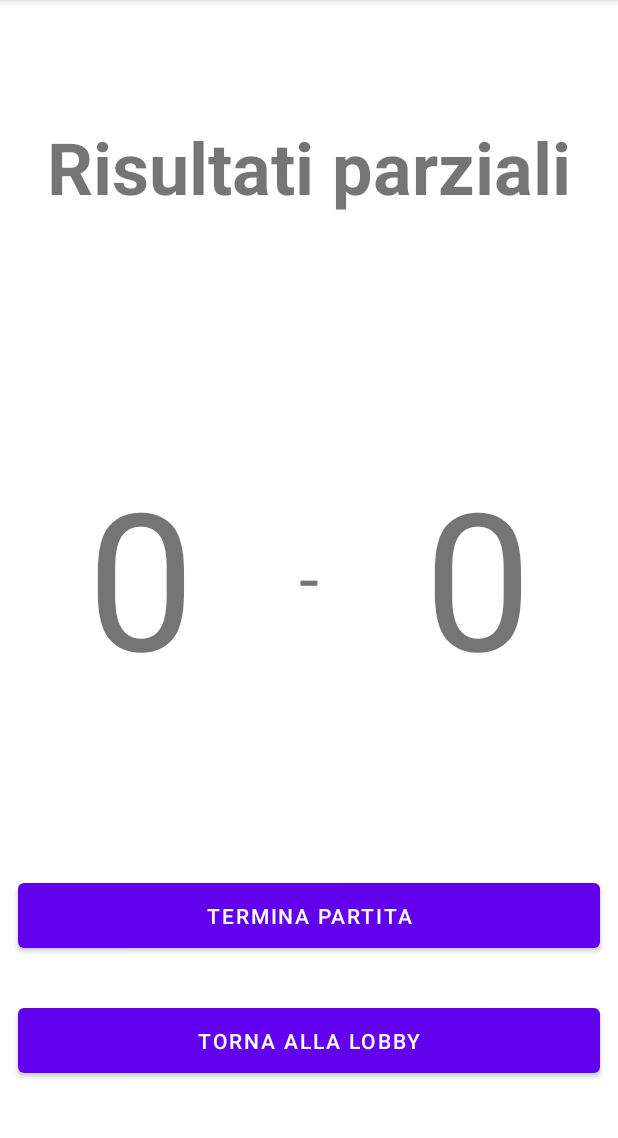
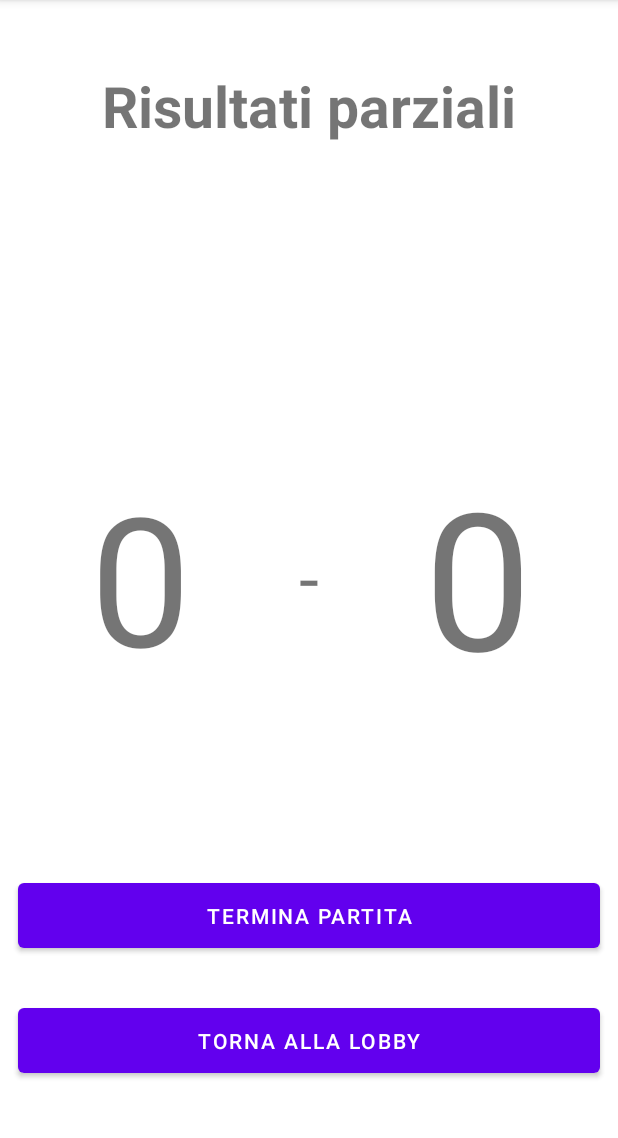
Before and after one commit to nicolafavara/Guess_My_Draw, an Android app: the PartialResults screen opened through its navigation route, on a phone screen of 412 x 824 dp, the part 84-1222 px from its top. Run offline under Robolectric (Android 15) with nearby library versions, the phone set to English and light mode, and no system bars; 1 statement that could not run was skipped.

Commit message:
third commit

```diff
--- a/app/src/main/java/com/example/guessmydraw/fragments/PartialResults.java
+++ b/app/src/main/java/com/example/guessmydraw/fragments/PartialResults.java
@@ -91,6 +91,7 @@ public class PartialResults extends Fragment implements NetworkEventCallback {
 
             sendEndingMessage();
             endMatch();
+            this.endMatchButton.setEnabled(false);
         });
 
         Button returnToLobbyButton = binding.returnToLobbyButton;
--- a/app/src/main/res/layout/fragment_match_results.xml
+++ b/app/src/main/res/layout/fragment_match_results.xml
@@ -8,7 +8,7 @@
     tools:context=".fragments.MatchResults">
 
     <TextView
-        android:id="@+id/textView2"
+        android:id="@+id/result_text"
         android:layout_width="0dp"
         android:layout_height="wrap_content"
         android:gravity="center"
--- a/app/src/main/res/layout/fragment_partial_results.xml
+++ b/app/src/main/res/layout/fragment_partial_results.xml
@@ -15,13 +15,13 @@
         android:gravity="center"
         android:padding="10dp"
         android:text="@string/partial_results"
-        android:textSize="48sp"
+        android:textSize="38sp"
         android:textStyle="bold"
         app:layout_constraintBottom_toBottomOf="parent"
         app:layout_constraintLeft_toLeftOf="parent"
         app:layout_constraintRight_toRightOf="parent"
         app:layout_constraintTop_toTopOf="parent"
-        app:layout_constraintVertical_bias="0.1" />
+        app:layout_constraintVertical_bias="0.05" />
 
     <TextView
         style="@style/Widget.AppCompat.TextView"
@@ -31,10 +31,10 @@
         android:gravity="center"
         tools:text="0"
         android:textAlignment="center"
-        android:textSize="128sp"
-        app:layout_constraintBottom_toBottomOf="parent"
+        android:textSize="120sp"
         app:layout_constraintEnd_toStartOf="@+id/text"
         app:layout_constraintStart_toStartOf="parent"
+        app:layout_constraintBottom_toBottomOf="parent"
         app:layout_constraintTop_toTopOf="parent" />
 
     <TextView
@@ -44,7 +44,7 @@
         android:layout_height="wrap_content"
         android:gravity="center"
         android:textAlignment="center"
-        android:textSize="48sp"
+        android:textSize="38sp"
         app:layout_constraintBottom_toTopOf="@+id/score_player_one"
         app:layout_constraintEnd_toStartOf="@+id/text"
         app:layout_constraintStart_toStartOf="parent"
@@ -57,7 +57,7 @@
         android:layout_height="wrap_content"
         android:gravity="center"
         android:textAlignment="center"
-        android:textSize="48sp"
+        android:textSize="38sp"
         app:layout_constraintBottom_toTopOf="@+id/score_player_two"
         app:layout_constraintEnd_toEndOf="parent"
         app:layout_constraintStart_toEndOf="@+id/text"
```
Also changed, not shown: app/src/main/java/com/example/guessmydraw/MainActivity.java (+9 -1 lines), app/src/main/java/com/example/guessmydraw/fragments/MatchResults.java (+20 -1 lines).
